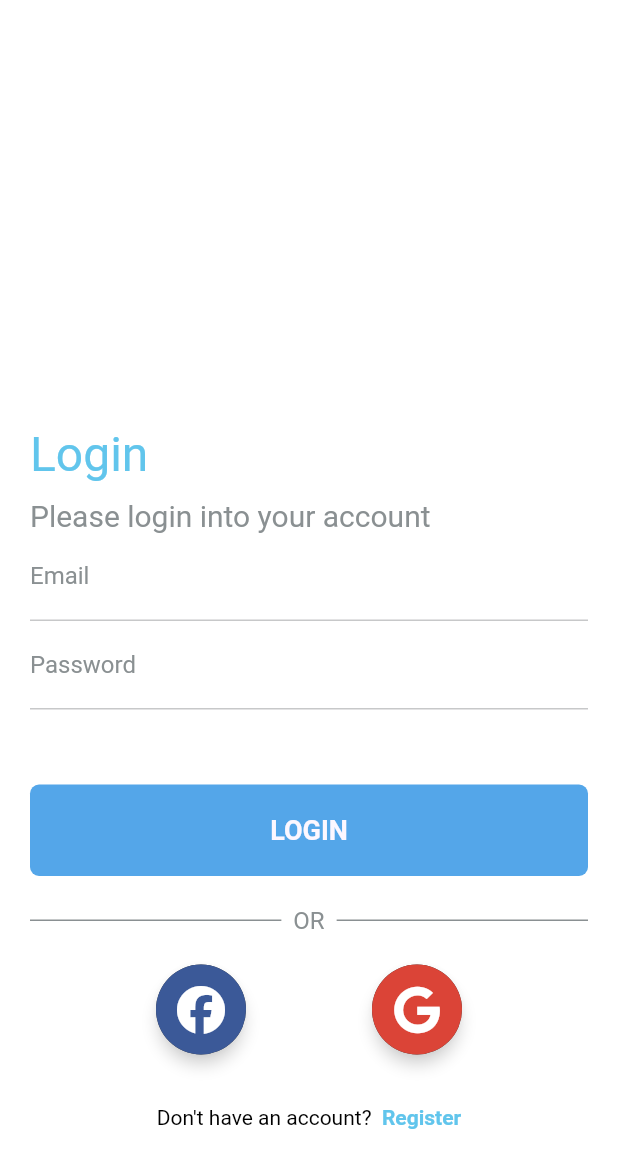
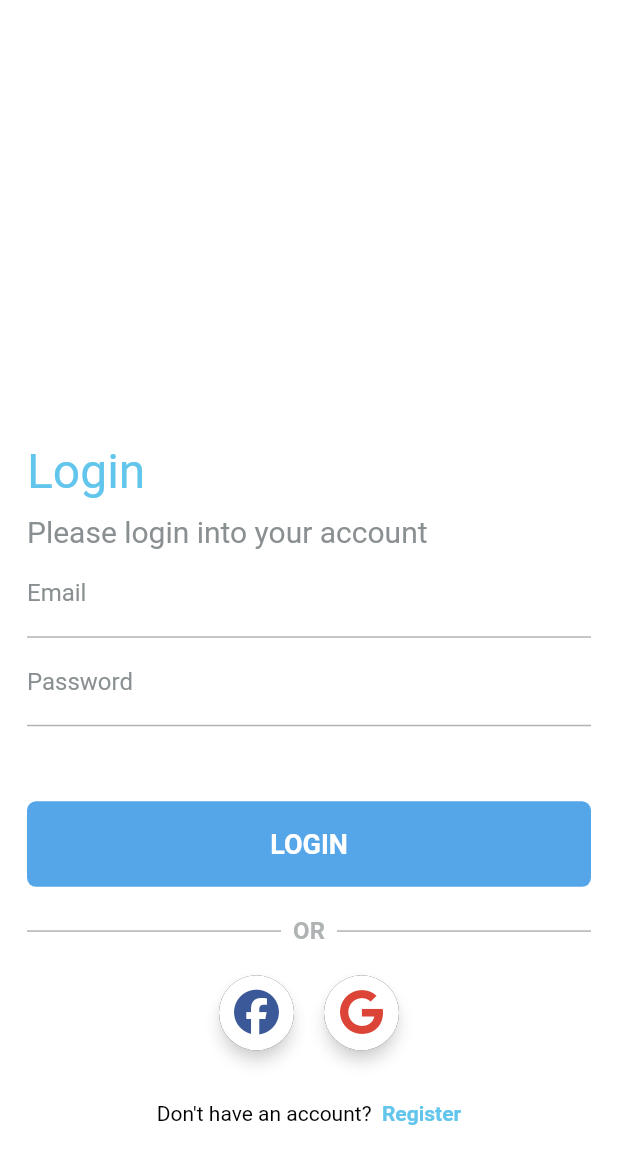
Before and after one commit to marmanios/TripTogether, a Flutter app: the screen it shows after launch, after a tap on "Login", on a phone screen of 412 x 824 dp. Shown: the top 1168 px of the screen. Run offline on Flutter 3.47's test engine with Material 2 defaults, Android fonts, the light colour scheme and no system bars; our stand-ins replace flutter_icons, get.

Commit message:
Fixed constants.dart

```diff
--- a/lib/constants.dart
+++ b/lib/constants.dart
@@ -1,24 +1,15 @@
 import 'package:flutter/material.dart';
 
-// make primary color blue
-const kPrimaryColor = Color.fromARGB(255, 28, 160, 212);
-const kSecondaryColor = Color(0xFFFCF7FF);
-const kTextField = Color.fromARGB(255, 135, 201, 228);
-const kBlackColor = Color(0xFF101010);
-const kHintStyle = Color(0xFF8D9190);
-
-const double kDefaultPadding = 20.0;
-
-// Font sizes
+// For all Pages
+const buttonTextColor = Colors.white;
 const double buttonTextSize = 18;
 const double textTitles = 20;
-// const double BigTitle = 42;
-const double dailyCheckIn = 16;
+const double kDefaultPadding = 18.0;
 
 // Registertion Page
 const kTextFieldLabelColor = Color.fromARGB(255, 138, 144, 146);
 const kTextFieldLabelSize = 16.0;
-const kTextFieldLine = Color.fromARGB(255, 199, 200, 201);
+const kTextFieldLine = Color.fromARGB(255, 176, 179, 180);
 const double registerTitleFontSize = 32;
 const registerTitleColor = Color.fromARGB(255, 97, 197, 236);
 const buttonColor = Color.fromARGB(255, 84, 166, 233);
@@ -26,6 +17,6 @@ const buttonColor = Color.fromARGB(255, 84, 166, 233);
 // Login Page
 const loginTitleColor = Color.fromARGB(255, 97, 197, 236);
 const double loginTitleFontSize = 32;
-const orLineColor = Color.fromARGB(255, 138, 144, 146);
+const orLineColor = Color.fromARGB(255, 176, 179, 180);
 const facebookColor = Color.fromARGB(255, 59, 89, 152);
 const googleColor = Color.fromARGB(255, 219, 68, 55);
--- a/lib/loginpage.dart
+++ b/lib/loginpage.dart
@@ -12,7 +12,7 @@ class LoginPage extends StatelessWidget {
       body: Stack(
         children: [
           Container(
-            decoration: new BoxDecoration(color: Colors.white),
+            decoration: const BoxDecoration(color: Colors.white),
           ),
           SafeArea(
             child: Padding(
@@ -73,7 +73,7 @@ class LoginPage extends StatelessWidget {
                       child: const Text(
                         "LOGIN",
                         style: TextStyle(
-                            color: kSecondaryColor,
+                            color: buttonTextColor,
                             fontWeight: FontWeight.bold,
                             fontSize: buttonTextSize),
                       ),
@@ -93,7 +93,10 @@ class LoginPage extends StatelessWidget {
                         padding: EdgeInsets.symmetric(horizontal: 8.0),
                         child: Text(
                           'OR',
-                          style: TextStyle(fontSize: 16, color: orLineColor),
+                          style: TextStyle(
+                              fontSize: 16,
+                              color: orLineColor,
+                              fontWeight: FontWeight.bold),
                         ),
                       ),
                       Flexible(
@@ -107,38 +110,39 @@ class LoginPage extends StatelessWidget {
                   ),
                   const SizedBox(height: 20),
                   Row(
-                    mainAxisAlignment: MainAxisAlignment.spaceEvenly,
+                    mainAxisAlignment: MainAxisAlignment.center,
                     children: [
                       Material(
                         elevation: 4,
                         shadowColor: Colors.grey.withOpacity(0.5),
                         borderRadius: BorderRadius.circular(30),
                         child: CircleAvatar(
-                          backgroundColor: facebookColor,
-                          radius: 30,
+                          backgroundColor: Colors.white,
+                          radius: 25,
                           child: IconButton(
                             onPressed: () {},
-                            icon: Icon(
+                            icon: const Icon(
                               FontAwesome.facebook,
-                              color: Colors.white,
-                              size: 32.0,
+                              color: facebookColor,
+                              size: 30,
                             ),
                           ),
                         ),
                       ),
+                      const SizedBox(width: 20),
                       Material(
                         elevation: 4,
                         shadowColor: Colors.grey.withOpacity(0.5),
                         borderRadius: BorderRadius.circular(30),
                         child: CircleAvatar(
-                          backgroundColor: googleColor,
-                          radius: 30,
+                          backgroundColor: Colors.white,
+                          radius: 25,
                           child: IconButton(
                             onPressed: () {},
                             icon: Icon(
                               FontAwesome.google,
-                              color: Colors.white,
-                              size: 32.0,
+                              color: googleColor,
+                              size: 30,
                             ),
                           ),
                         ),
```
